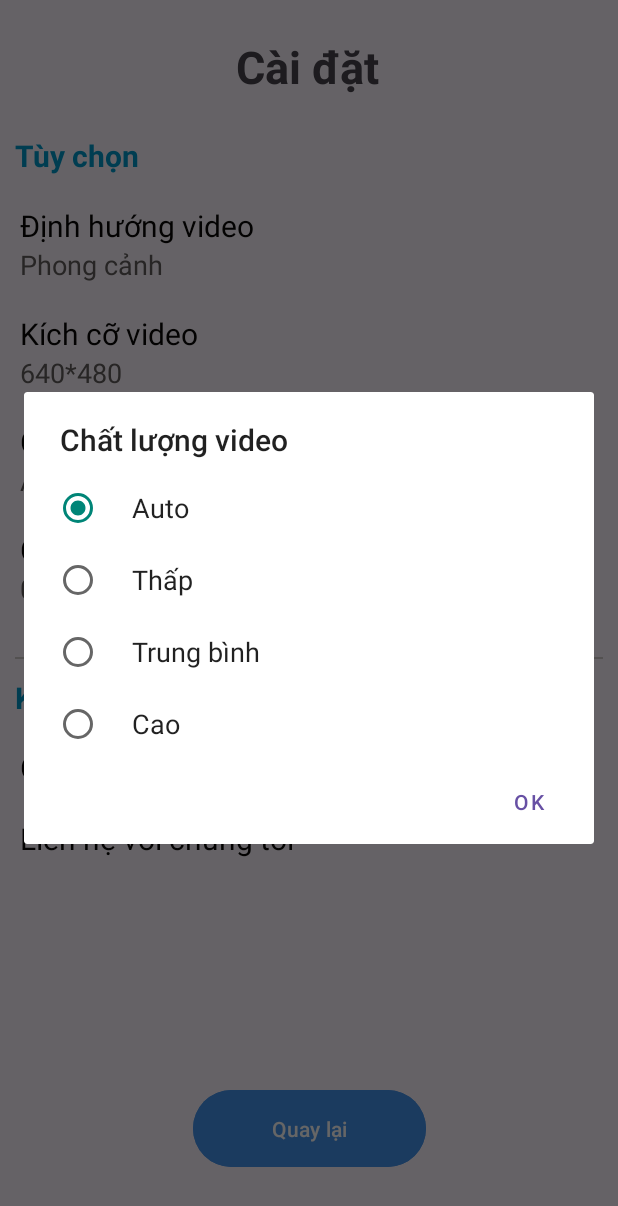
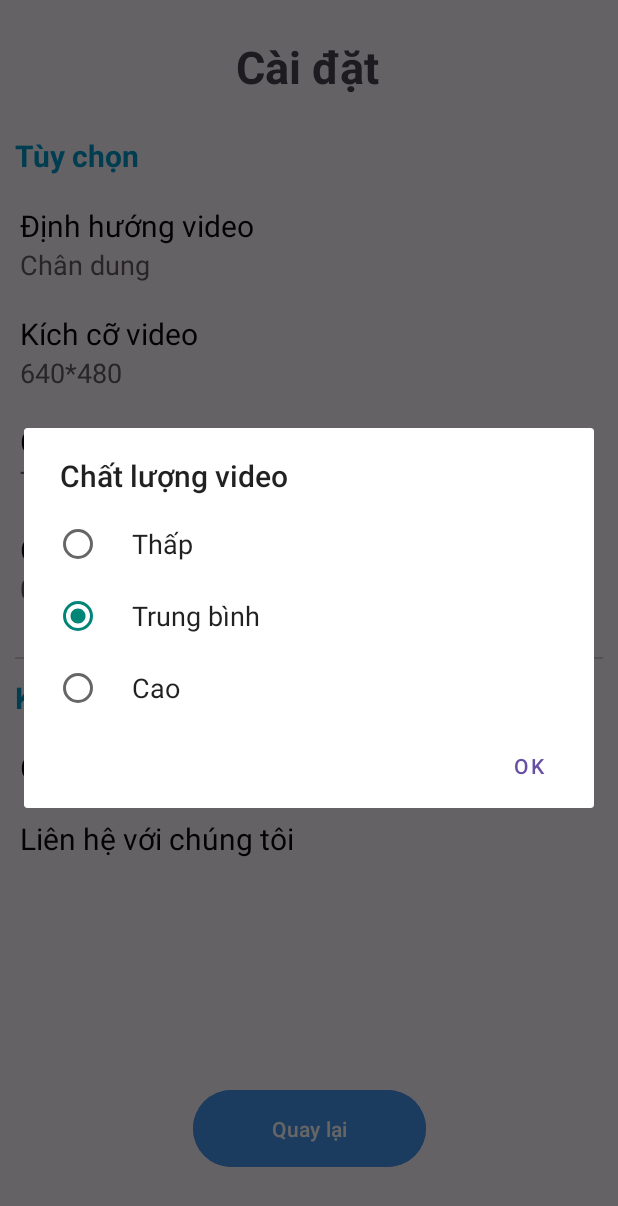
Before and after one commit to pnhatthanh/virtual_camera, an Android app: the SettingActivity screen opened directly, with no data from a screen before it, after a tap on "Chất lượng video", on a phone screen of 412 x 824 dp. Shown: the top 1206 px of the screen. Run offline under Robolectric (Android 15) with nearby library versions, the light colour scheme and no system bars.

Commit message:
uừm hmm

```diff
--- a/app/src/main/java/com/pbl/virtualcam/SettingActivity.java
+++ b/app/src/main/java/com/pbl/virtualcam/SettingActivity.java
@@ -2,6 +2,8 @@ package com.pbl.virtualcam;
 
 import android.app.AlertDialog;
 import android.os.Bundle;
+import android.view.View;
+import android.widget.Button;
 import android.widget.LinearLayout;
 import android.widget.TextView;
 import android.widget.Toast;
@@ -20,9 +22,10 @@ public class SettingActivity extends AppCompatActivity {
     TextView tvQuality;
     TextView tvSize ;
     TextView tvEquipments;
+    Button comeback;
     private final String[] orientations = {"Phong cảnh", "Chân dung"};
-    private final String[] sizes={"640*480","960*540", "1920*1080"};
-    private final String[] listQuality={"Auto","Thấp","Trung bình", "Cao"};
+    private final String[] sizes={"640*480","800*600", "960*540"};
+    private final String[] listQuality={"Thấp","Trung bình", "Cao"};
     private int selectedOrientation;
     private int selectedSize;
     private int selectedQuality;
@@ -39,10 +42,9 @@ public class SettingActivity extends AppCompatActivity {
             return insets;
         });
         setting=new SettingStorage(this);
-        selectedQuality= Arrays.asList(listQuality).indexOf(setting.GetValue(ValueSetting.Quality,"Auto"));
+        selectedQuality= Arrays.asList(listQuality).indexOf(setting.GetValue(ValueSetting.Quality,"Trung bình"));
         selectedSize= Arrays.asList(sizes).indexOf(setting.GetValue(ValueSetting.Size,"640*480"));
-        selectedOrientation= Arrays.asList(orientations).indexOf(setting.GetValue(ValueSetting.Orientation,"Phong cảnh"));
-
+        selectedOrientation= Arrays.asList(orientations).indexOf(setting.GetValue(ValueSetting.Orientation,"Chân dung"));
         tvOrientation = findViewById(R.id.tv_selected_orientation);
         tvQuality= findViewById(R.id.tv_selected_quality);
 
@@ -66,6 +68,14 @@ public class SettingActivity extends AppCompatActivity {
 
         LinearLayout devices=findViewById(R.id.devices);
         devices.setOnClickListener(e->showDevice());
+
+        comeback=findViewById(R.id.comeback);
+        comeback.setOnClickListener(new View.OnClickListener() {
+            @Override
+            public void onClick(View view) {
+                finish();
+            }
+        });
     }
     private void showOrientationDialog() {
         AlertDialog.Builder builder = new AlertDialog.Builder(this);
--- a/app/src/main/res/layout/activity_setting.xml
+++ b/app/src/main/res/layout/activity_setting.xml
@@ -224,7 +224,7 @@
     </LinearLayout>
 
     <Button
-        android:id="@+id/button"
+        android:id="@+id/comeback"
         android:layout_width="155dp"
         android:layout_height="59dp"
         android:layout_marginTop="56dp"
```
Also changed, not shown: app/src/main/java/com/pbl/virtualcam/CameraActivity.java (+17 -28 lines), app/src/main/java/com/pbl/virtualcam/SocketManager.java (+4 -9 lines).
